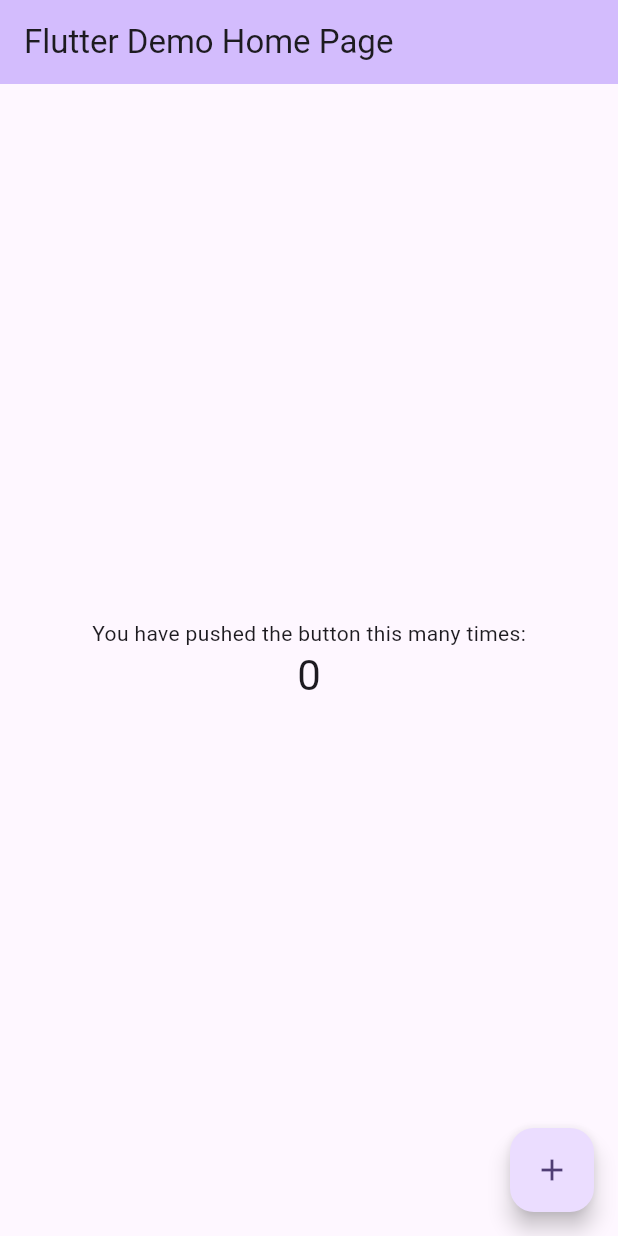
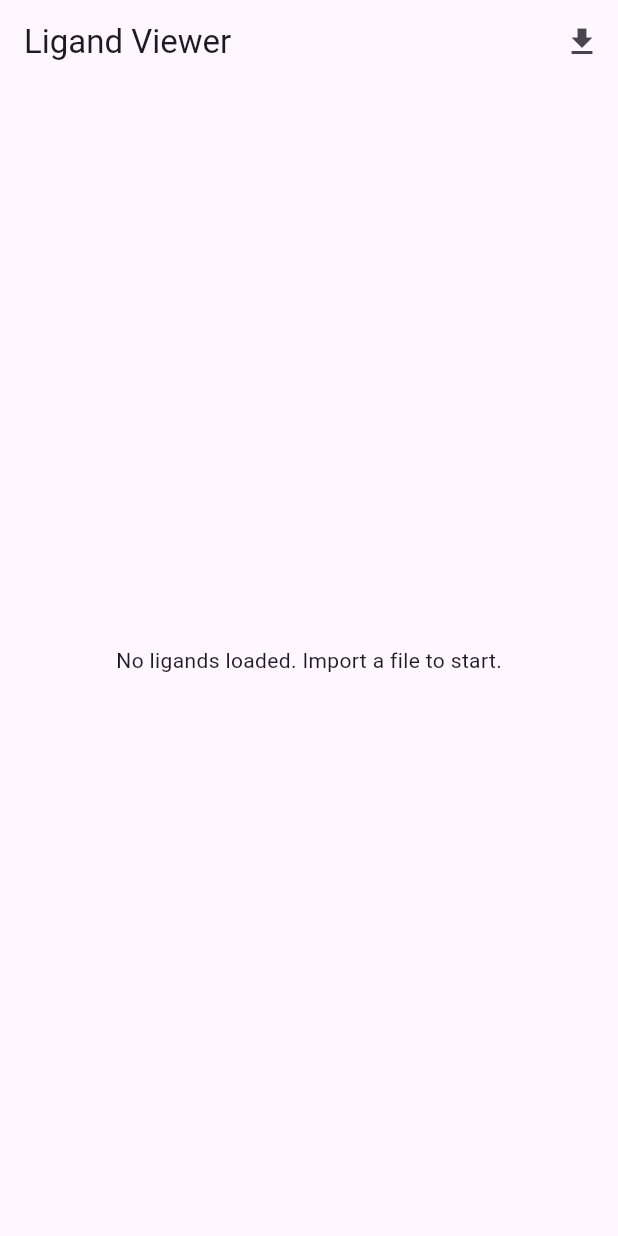
Before and after one commit to denisnadey/swifty_proteins, a Flutter app: the screen it shows after launch, on a phone screen of 412 x 824 dp. Run offline on Flutter 3.47's test engine with Material 3 defaults, Android fonts, the phone set to English and light mode, and no system bars; our stand-ins replace file_picker; missing offline and left inert: ngl_flutter.

Commit message:
feat: added updated ngl_library

```diff
--- a/lib/main.dart
+++ b/lib/main.dart
@@ -1,125 +1,141 @@
 import 'package:flutter/material.dart';
+import 'package:ngl_flutter/ngl_flutter.dart';
+import 'dart:async';
+import 'dart:io';
+import 'package:file_picker/file_picker.dart'; // Для выбора файла
 
-void main() {
-  runApp(const MyApp());
-}
+// Для выбора файла
 
-class MyApp extends StatelessWidget {
-  const MyApp({super.key});
+class LigandApp extends StatelessWidget {
+  const LigandApp({super.key});
 
-  // This widget is the root of your application.
   @override
   Widget build(BuildContext context) {
     return MaterialApp(
-      title: 'Flutter Demo',
-      theme: ThemeData(
-        // This is the theme of your application.
-        //
-        // TRY THIS: Try running your application with "flutter run". You'll see
-        // the application has a purple toolbar. Then, without quitting the app,
-        // try changing the seedColor in the colorScheme below to Colors.green
-        // and then invoke "hot reload" (save your changes or press the "hot
-        // reload" button in a Flutter-supported IDE, or press "r" if you used
-        // the command line to start the app).
-        //
-        // Notice that the counter didn't reset back to zero; the application
-        // state is not lost during the reload. To reset the state, use hot
-        // restart instead.
-        //
-        // This works for code too, not just values: Most code changes can be
-        // tested with just a hot reload.
-        colorScheme: ColorScheme.fromSeed(seedColor: Colors.deepPurple),
-        useMaterial3: true,
-      ),
-      home: const MyHomePage(title: 'Flutter Demo Home Page'),
+      debugShowCheckedModeBanner: false,
+      home: LigandHomePage(),
     );
   }
 }
 
-class MyHomePage extends StatefulWidget {
-  const MyHomePage({super.key, required this.title});
-
-  // This widget is the home page of your application. It is stateful, meaning
-  // that it has a State object (defined below) that contains fields that affect
-  // how it looks.
-
-  // This class is the configuration for the state. It holds the values (in this
-  // case the title) provided by the parent (in this case the App widget) and
-  // used by the build method of the State. Fields in a Widget subclass are
-  // always marked "final".
-
-  final String title;
+class LigandHomePage extends StatefulWidget {
+  const LigandHomePage({super.key});
 
   @override
-  State<MyHomePage> createState() => _MyHomePageState();
+  LigandHomePageState createState() => LigandHomePageState();
 }
 
-class _MyHomePageState extends State<MyHomePage> {
-  int _counter = 0;
+class LigandHomePageState extends State<LigandHomePage> {
+  List<String> ligands = [];
 
-  void _incrementCounter() {
-    setState(() {
-      // This call to setState tells the Flutter framework that something has
-      // changed in this State, which causes it to rerun the build method below
-      // so that the display can reflect the updated values. If we changed
-      // _counter without calling setState(), then the build method would not be
-      // called again, and so nothing would appear to happen.
-      _counter++;
-    });
+  Future<void> _importLigandsFromFile() async {
+    FilePickerResult? result = await FilePicker.platform.pickFiles();
+    if (result != null) {
+      File file = File(result.files.single.path!);
+      try {
+        String data = await file.readAsString();
+        setState(() {
+          ligands = data.split('\n');
+        });
+      } catch (e) {
+        print("Ошибка при чтении файла: $e");
+      }
+    }
+  }
+
+  void _viewLigand(String ligand) {
+    Navigator.push(
+      context,
+      MaterialPageRoute(
+        builder: (context) => LigandDetailPage(ligand: ligand),
+      ),
+    );
   }
 
   @override
   Widget build(BuildContext context) {
-    // This method is rerun every time setState is called, for instance as done
-    // by the _incrementCounter method above.
-    //
-    // The Flutter framework has been optimized to make rerunning build methods
-    // fast, so that you can just rebuild anything that needs updating rather
-    // than having to individually change instances of widgets.
     return Scaffold(
       appBar: AppBar(
-        // TRY THIS: Try changing the color here to a specific color (to
-        // Colors.amber, perhaps?) and trigger a hot reload to see the AppBar
-        // change color while the other colors stay the same.
-        backgroundColor: Theme.of(context).colorScheme.inversePrimary,
-        // Here we take the value from the MyHomePage object that was created by
-        // the App.build method, and use it to set our appbar title.
-        title: Text(widget.title),
+        title: Text("Ligand Viewer"),
+        actions: [
+          IconButton(
+            icon: Icon(Icons.file_download),
+            onPressed: _importLigandsFromFile,
+          ),
+        ],
       ),
-      body: Center(
-        // Center is a layout widget. It takes a single child and positions it
-        // in the middle of the parent.
-        child: Column(
-          // Column is also a layout widget. It takes a list of children and
-          // arranges them vertically. By default, it sizes itself to fit its
-          // children horizontally, and tries to be as tall as its parent.
-          //
-          // Column has various properties to control how it sizes itself and
-          // how it positions its children. Here we use mainAxisAlignment to
-          // center the children vertically; the main axis here is the vertical
-          // axis because Columns are vertical (the cross axis would be
-          // horizontal).
-          //
-          // TRY THIS: Invoke "debug painting" (choose the "Toggle Debug Paint"
-          // action in the IDE, or press "p" in the console), to see the
-          // wireframe for each widget.
-          mainAxisAlignment: MainAxisAlignment.center,
-          children: <Widget>[
-            const Text(
-              'You have pushed the button this many times:',
+      body: ligands.isEmpty
+          ? Center(child: Text("No ligands loaded. Import a file to start."))
+          : ListView.builder(
+              itemCount: ligands.length,
+              itemBuilder: (context, index) {
+                return ListTile(
+                  title: Text(ligands[index]),
+                  onTap: () => _viewLigand(ligands[index]),
+                );
+              },
             ),
-            Text(
-              '$_counter',
-              style: Theme.of(context).textTheme.headlineMedium,
+    );
+  }
+}
+
+class LigandDetailPage extends StatefulWidget {
+  final String ligand;
+
+  const LigandDetailPage({super.key, required this.ligand});
+
+  @override
+  State<LigandDetailPage> createState() => _LigandDetailPageState();
+}
+
+class _LigandDetailPageState extends State<LigandDetailPage> {
+  String atomInfo = '';
+
+  @override
+  Widget build(BuildContext context) {
+    return Scaffold(
+      appBar: AppBar(
+        title: Text(
+          "Selected ligand: ${widget.ligand}\n selectedAtom: $atomInfo",
+        ),
+      ),
+      body: Padding(
+        padding: const EdgeInsets.all(8.0),
+        child: Stack(
+          children: [
+            Positioned.fill(
+              child: NglFlutter(
+                ligand: widget.ligand,
+                onAtomReceived: (model) {
+                  setState(() {
+                    atomInfo = '''element: ${model.element},
+                    index:  ${model.index},
+                    residue: ${model.residue},
+                    ''';
+                  });
+                },
+              ),
+            ),
+            Positioned(
+              top: 0,
+              left: 0,
+              right: 0,
+              child: Container(
+                color: Colors.white,
+                child: Text(
+                  "Details and 3D viewer for Ligand: ${widget.ligand}",
+                  style: TextStyle(fontSize: 18),
+                  textAlign: TextAlign.center,
+                ),
+              ),
             ),
           ],
         ),
       ),
-      floatingActionButton: FloatingActionButton(
-        onPressed: _incrementCounter,
-        tooltip: 'Increment',
-        child: const Icon(Icons.add),
-      ), // This trailing comma makes auto-formatting nicer for build methods.
     );
   }
 }
+
+void main() {
+  runApp(LigandApp());
+}
```
Also changed, not shown: pubspec.yaml (+11 -74 lines), pubspec.lock, 16 other files.
